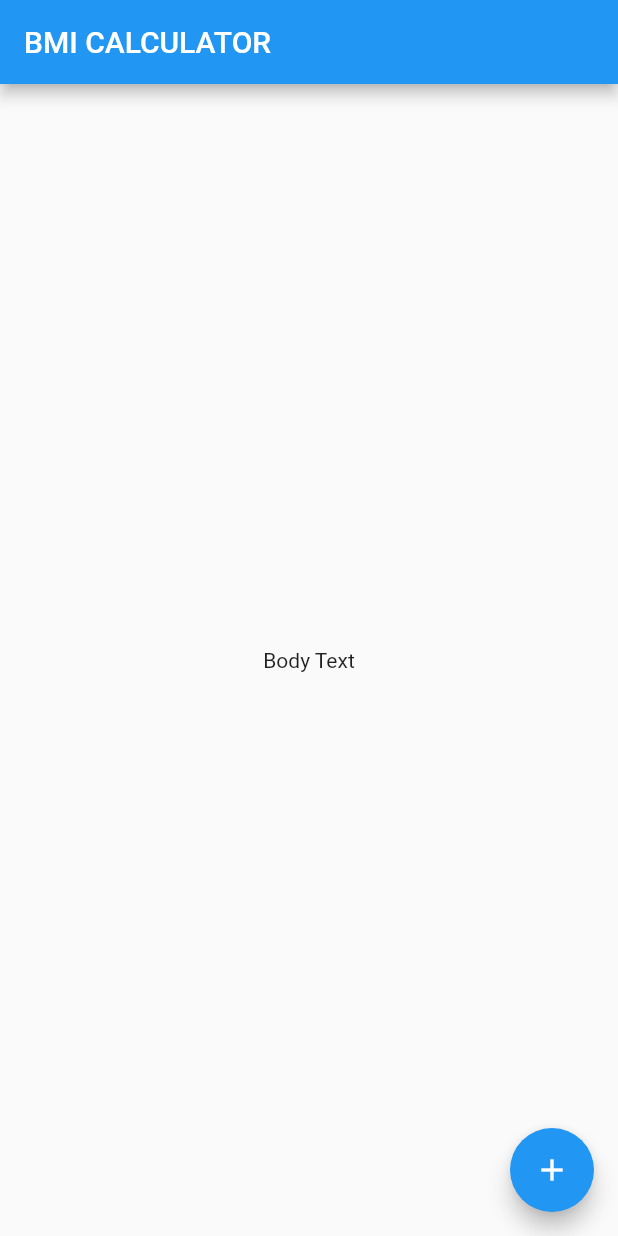
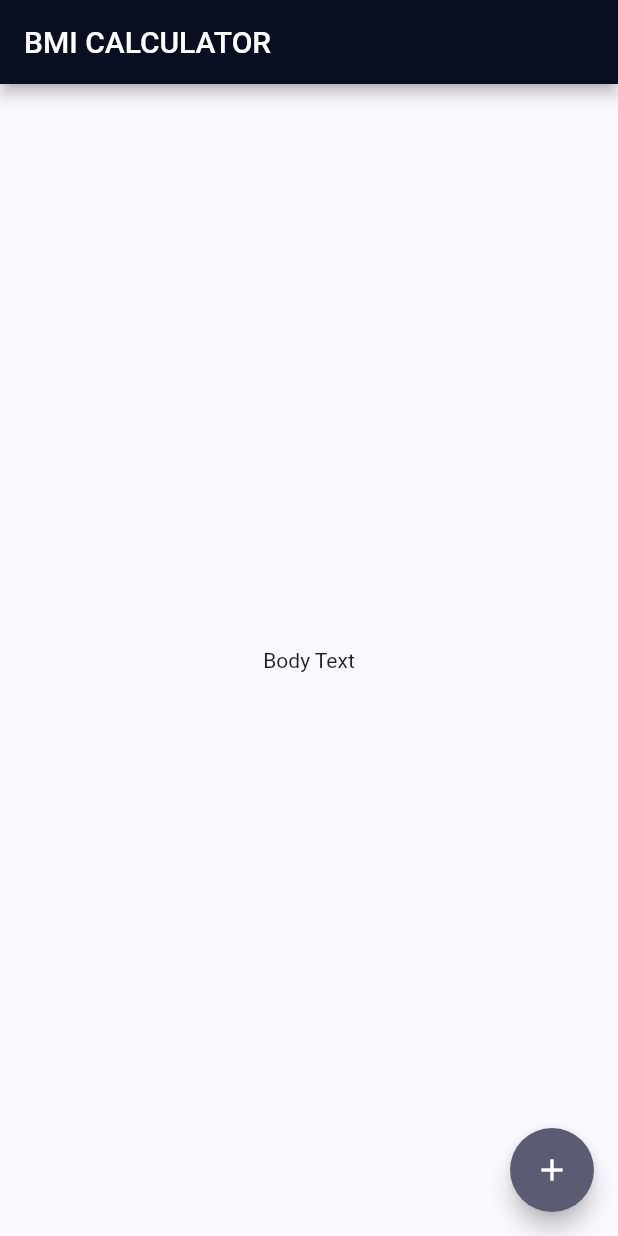
Before and after one commit to gTambo/flutter_tutorial_bmi_calculator, a Flutter app: the screen it shows after launch, on a phone screen of 412 x 824 dp. Run offline on Flutter 3.47's test engine with Material 2 defaults, Android fonts, the phone set to English and light mode, and no system bars.

Commit message:
modify theme colors

```diff
--- a/lib/main.dart
+++ b/lib/main.dart
@@ -6,6 +6,17 @@ class BMICalculator extends StatelessWidget {
   @override
   Widget build(BuildContext context) {
     return MaterialApp(
+      theme: ThemeData.from(
+        // primaryColor: Color(0xFF0A0E21),
+        colorScheme: ColorScheme.fromSeed(
+          seedColor: Color(0xFF0A0E21),
+          primary: Color(0xFF0A0E21),
+          background: Color(0xFF0A0E21),
+          onBackground: Colors.white,
+          onPrimary: Colors.white,
+        ),
+        // appBarTheme: AppBarTheme(color: Colors.red),
+      ),
       home: InputPage(),
     );
   }
```
Also changed, not shown: 6 other files.
